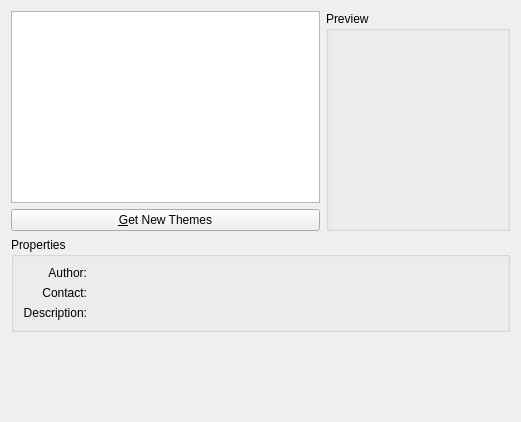
The window that kgamethemeselector.ui (KDE/libkdegames) describes before a commit, drawn with Qt 5.
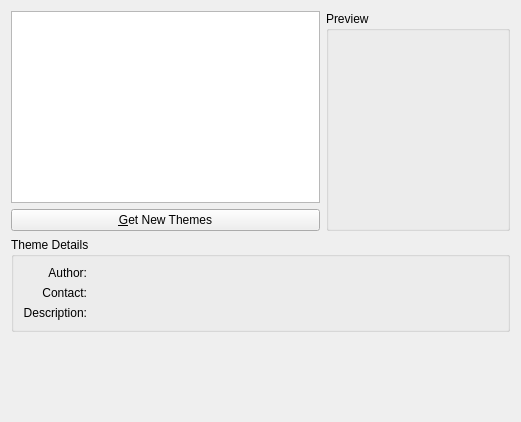
The same window after the commit.

```diff
--- a/kgamethemeselector.ui
+++ b/kgamethemeselector.ui
@@ -87,7 +87,7 @@
    <item row="1" column="0" >
     <widget class="QGroupBox" name="groupBox" >
      <property name="title" >
-      <string>Properties</string>
+      <string>Theme Details</string>
      </property>
      <layout class="QHBoxLayout" >
       <property name="spacing" >
```
